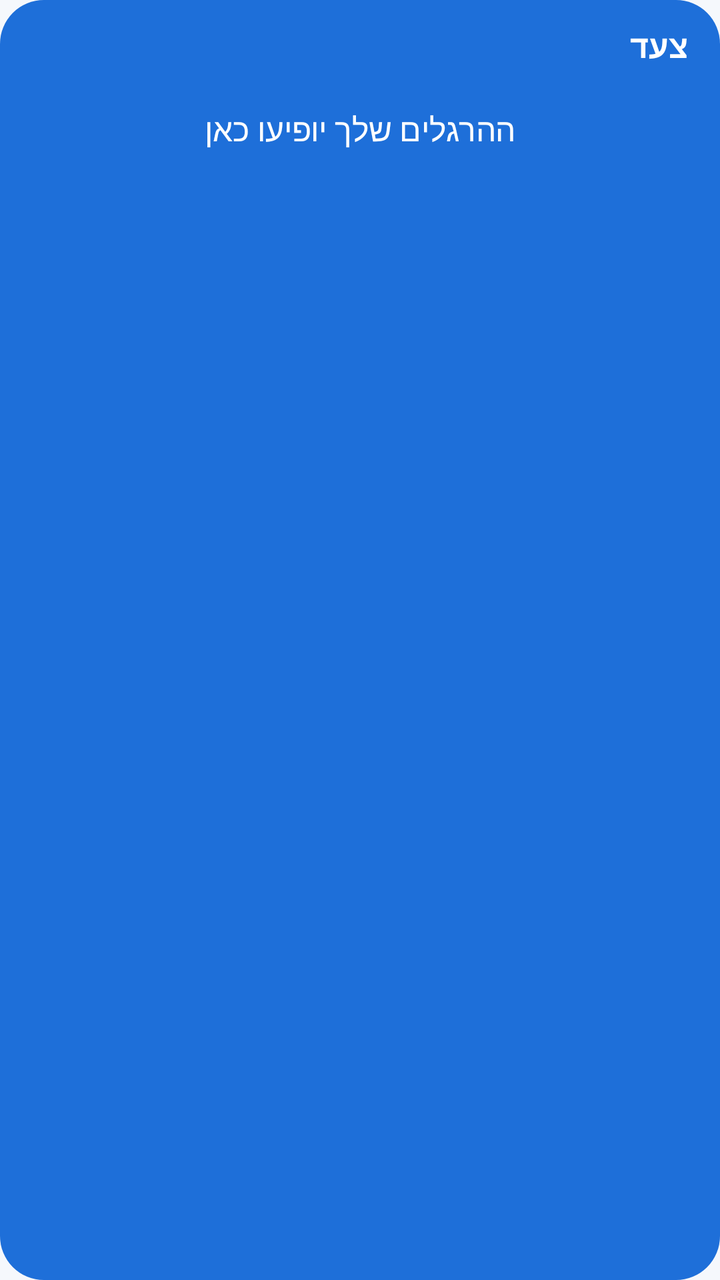
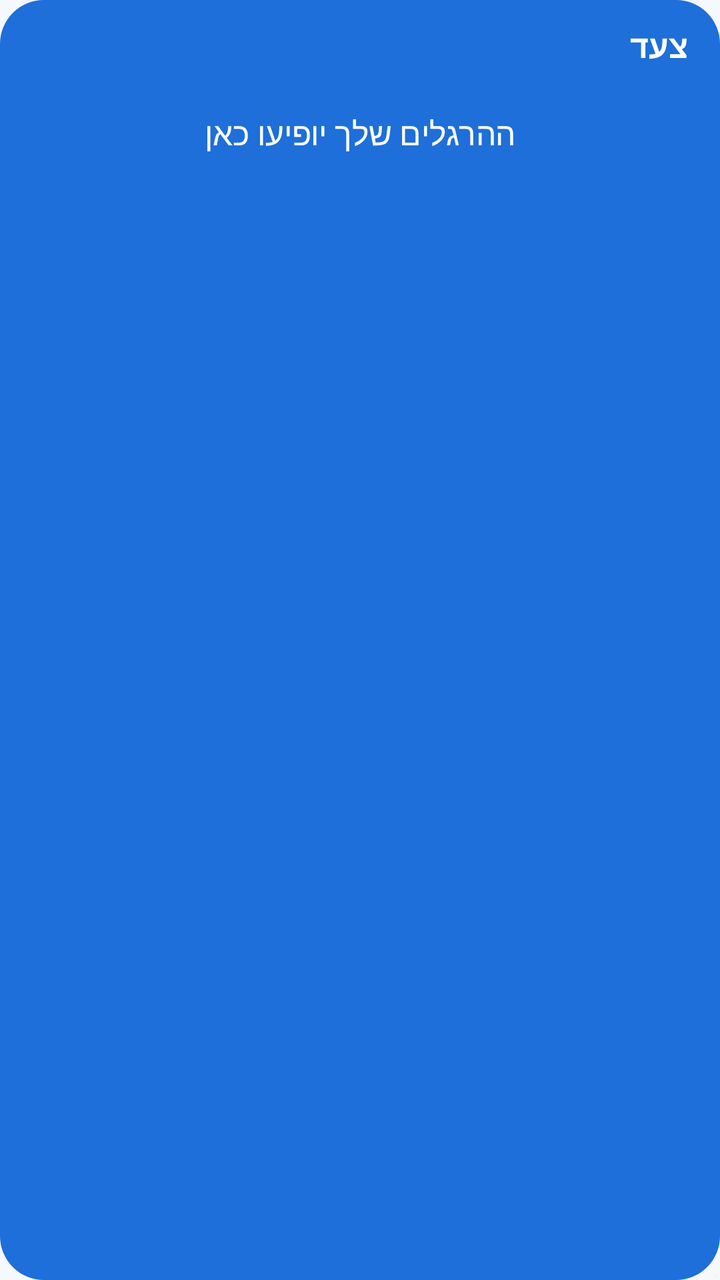

Screens rendered from an Android XML layout before and after an edit, with the pre-edit source and the edit as a unified diff.
<!-- AndroidManifest.xml: application theme Theme.Tzaad -->
<!-- res/layout/widget.xml -->
<?xml version="1.0" encoding="utf-8"?>
<LinearLayout xmlns:android="http://schemas.android.com/apk/res/android"
    android:id="@+id/root"
    android:layout_width="match_parent"
    android:layout_height="match_parent"
    android:background="@drawable/widget_bg"
    android:layoutDirection="rtl"
    android:orientation="vertical"
    android:padding="12dp">

    <LinearLayout
        android:id="@+id/header"
        android:layout_width="match_parent"
        android:layout_height="wrap_content"
        android:gravity="center_vertical"
        android:orientation="horizontal"
        android:paddingStart="4dp"
        android:paddingEnd="4dp"
        android:paddingBottom="4dp">

        <TextView
            android:layout_width="0dp"
            android:layout_height="wrap_content"
            android:layout_weight="1"
            android:text="צעד"
            android:textColor="#FFFFFF"
            android:textSize="16sp"
            android:textStyle="bold" />

        <TextView
            android:id="@+id/progress"
            android:layout_width="wrap_content"
            android:layout_height="wrap_content"
            android:textColor="#B5D4F4"
            android:textSize="13sp" />
    </LinearLayout>

    <TextView
        android:id="@+id/message"
        android:layout_width="match_parent"
        android:layout_height="wrap_content"
        android:gravity="center"
        android:paddingTop="16dp"
        android:paddingBottom="16dp"
        android:text="ההרגלים שלך יופיעו כאן"
        android:textColor="#FFFFFF"
        android:textSize="16sp" />

    <LinearLayout
        android:id="@+id/row0"
        android:layout_width="match_parent"
        android:layout_height="42dp"
        android:layout_marginTop="5dp"
        android:background="@drawable/row_bg"
        android:gravity="center_vertical"
        android:orientation="horizontal"
        android:paddingStart="12dp"
        android:paddingEnd="6dp"
        android:visibility="gone">

        <TextView
            android:id="@+id/name0"
            android:layout_width="0dp"
            android:layout_height="wrap_content"
            android:layout_weight="1"
            android:ellipsize="end"
            android:maxLines="1"
            android:textColor="#FFFFFF"
            android:textSize="14sp" />

        <TextView
            android:id="@+id/prog0"
            android:layout_width="wrap_content"
            android:layout_height="wrap_content"
            android:layout_marginEnd="8dp"
            android:textColor="#B5D4F4"
            android:textSize="13sp" />

        <TextView
            android:id="@+id/btn0"
            android:layout_width="32dp"
            android:layout_height="32dp"
            android:background="@drawable/btn_todo"
            android:gravity="center"
            android:textColor="#FFFFFF"
            android:textSize="17sp"
            android:textStyle="bold" />
    </LinearLayout>

    <LinearLayout
        android:id="@+id/row1"
        android:layout_width="match_parent"
        android:layout_height="42dp"
        android:layout_marginTop="5dp"
        android:background="@drawable/row_bg"
        android:gravity="center_vertical"
        android:orientation="horizontal"
        android:paddingStart="12dp"
        android:paddingEnd="6dp"
        android:visibility="gone">

        <TextView
            android:id="@+id/name1"
            android:layout_width="0dp"
            android:layout_height="wrap_content"
            android:layout_weight="1"
            android:ellipsize="end"
            android:maxLines="1"
            android:textColor="#FFFFFF"
            android:textSize="14sp" />

        <TextView
            android:id="@+id/prog1"
            android:layout_width="wrap_content"
            android:layout_height="wrap_content"
            android:layout_marginEnd="8dp"
            android:textColor="#B5D4F4"
            android:textSize="13sp" />

        <TextView
            android:id="@+id/btn1"
            android:layout_width="32dp"
            android:layout_height="32dp"
            android:background="@drawable/btn_todo"
            android:gravity="center"
            android:textColor="#FFFFFF"
            android:textSize="17sp"
            android:textStyle="bold" />
    </LinearLayout>

    <LinearLayout
        android:id="@+id/row2"
        android:layout_width="match_parent"
        android:layout_height="42dp"
        android:layout_marginTop="5dp"
        android:background="@drawable/row_bg"
        android:gravity="center_vertical"
        android:orientation="horizontal"
        android:paddingStart="12dp"
        android:paddingEnd="6dp"
        android:visibility="gone">

        <TextView
            android:id="@+id/name2"
            android:layout_width="0dp"
            android:layout_height="wrap_content"
            android:layout_weight="1"
            android:ellipsize="end"
            android:maxLines="1"
            android:textColor="#FFFFFF"
            android:textSize="14sp" />

        <TextView
            android:id="@+id/prog2"
            android:layout_width="wrap_content"
            android:layout_height="wrap_content"
            android:layout_marginEnd="8dp"
            android:textColor="#B5D4F4"
            android:textSize="13sp" />

        <TextView
            android:id="@+id/btn2"
            android:layout_width="32dp"
            android:layout_height="32dp"
            android:background="@drawable/btn_todo"
            android:gravity="center"
            android:textColor="#FFFFFF"
            android:textSize="17sp"
            android:textStyle="bold" />
    </LinearLayout>

    <LinearLayout
        android:id="@+id/row3"
        android:layout_width="match_parent"
        android:layout_height="42dp"
        android:layout_marginTop="5dp"
        android:background="@drawable/row_bg"
        android:gravity="center_vertical"
        android:orientation="horizontal"
        android:paddingStart="12dp"
        android:paddingEnd="6dp"
        android:visibility="gone">

        <TextView
            android:id="@+id/name3"
            android:layout_width="0dp"
            android:layout_height="wrap_content"
            android:layout_weight="1"
            android:ellipsize="end"
            android:maxLines="1"
            android:textColor="#FFFFFF"
            android:textSize="14sp" />

        <TextView
            android:id="@+id/prog3"
            android:layout_width="wrap_content"
            android:layout_height="wrap_content"
            android:layout_marginEnd="8dp"
            android:textColor="#B5D4F4"
            android:textSize="13sp" />

        <TextView
            android:id="@+id/btn3"
            android:layout_width="32dp"
            android:layout_height="32dp"
            android:background="@drawable/btn_todo"
            android:gravity="center"
            android:textColor="#FFFFFF"
            android:textSize="17sp"
            android:textStyle="bold" />
    </LinearLayout>

    <LinearLayout
        android:id="@+id/row4"
        android:layout_width="match_parent"
        android:layout_height="42dp"
        android:layout_marginTop="5dp"
        android:background="@drawable/row_bg"
        android:gravity="center_vertical"
        android:orientation="horizontal"
        android:paddingStart="12dp"
        android:paddingEnd="6dp"
        android:visibility="gone">

        <TextView
            android:id="@+id/name4"
            android:layout_width="0dp"
            android:layout_height="wrap_content"
            android:layout_weight="1"
            android:ellipsize="end"
            android:maxLines="1"
            android:textColor="#FFFFFF"
            android:textSize="14sp" />

        <TextView
            android:id="@+id/prog4"
            android:layout_width="wrap_content"
            android:layout_height="wrap_content"
            android:layout_marginEnd="8dp"
            android:textColor="#B5D4F4"
            android:textSize="13sp" />

        <TextView
            android:id="@+id/btn4"
            android:layout_width="32dp"
            android:layout_height="32dp"
            android:background="@drawable/btn_todo"
            android:gravity="center"
            android:textColor="#FFFFFF"
            android:textSize="17sp"
            android:textStyle="bold" />
    </LinearLayout>
</LinearLayout>
<!-- resources referenced by this layout -->
<resources>
  <!-- drawable btn_todo (drawable) -->
  <?xml version="1.0" encoding="utf-8"?>
  <shape xmlns:android="http://schemas.android.com/apk/res/android" android:shape="oval">
      <solid android:color="#00000000" />
      <stroke android:width="2dp" android:color="#B5D4F4" />
  </shape>
  <!-- drawable row_bg (drawable) -->
  <?xml version="1.0" encoding="utf-8"?>
  <shape xmlns:android="http://schemas.android.com/apk/res/android" android:shape="rectangle">
      <solid android:color="#165AB5" />
      <corners android:radius="14dp" />
  </shape>
  <!-- drawable widget_bg (drawable) -->
  <?xml version="1.0" encoding="utf-8"?>
  <shape xmlns:android="http://schemas.android.com/apk/res/android" android:shape="rectangle">
      <solid android:color="#1E6FD9" />
      <corners android:radius="22dp" />
  </shape>
  <style name="Theme.Tzaad" parent="android:Theme.Material.Light.NoActionBar">
          <item name="android:windowBackground">@color/bg</item>
          <item name="android:statusBarColor">@color/bg</item>
          <item name="android:navigationBarColor">@color/bg</item>
          <item name="android:windowLightStatusBar">true</item>
          <item name="android:colorAccent">@color/blue</item>
      </style>
  <color name="bg">#F5F8FC</color>
  <color name="blue">#1E6FD9</color>
</resources>

<!-- the commit's change to res/layout/widget.xml (unified diff, before → after) -->
@@ -16,7 +16,7 @@
         android:orientation="horizontal"
         android:paddingStart="4dp"
         android:paddingEnd="4dp"
-        android:paddingBottom="4dp">
+        android:paddingBottom="6dp">
 
         <TextView
             android:layout_width="0dp"
@@ -46,208 +46,14 @@
         android:textColor="#FFFFFF"
         android:textSize="16sp" />
 
-    <LinearLayout
-        android:id="@+id/row0"
+    
+    <ListView
+        android:id="@+id/list"
         android:layout_width="match_parent"
-        android:layout_height="42dp"
-        android:layout_marginTop="5dp"
-        android:background="@drawable/row_bg"
-        android:gravity="center_vertical"
-        android:orientation="horizontal"
-        android:paddingStart="12dp"
-        android:paddingEnd="6dp"
-        android:visibility="gone">
-
-        <TextView
-            android:id="@+id/name0"
-            android:layout_width="0dp"
-            android:layout_height="wrap_content"
-            android:layout_weight="1"
-            android:ellipsize="end"
-            android:maxLines="1"
-            android:textColor="#FFFFFF"
-            android:textSize="14sp" />
-
-        <TextView
-            android:id="@+id/prog0"
-            android:layout_width="wrap_content"
-            android:layout_height="wrap_content"
-            android:layout_marginEnd="8dp"
-            android:textColor="#B5D4F4"
-            android:textSize="13sp" />
-
-        <TextView
-            android:id="@+id/btn0"
-            android:layout_width="32dp"
-            android:layout_height="32dp"
-            android:background="@drawable/btn_todo"
-            android:gravity="center"
-            android:textColor="#FFFFFF"
-            android:textSize="17sp"
-            android:textStyle="bold" />
-    </LinearLayout>
-
-    <LinearLayout
-        android:id="@+id/row1"
-        android:layout_width="match_parent"
-        android:layout_height="42dp"
-        android:layout_marginTop="5dp"
-        android:background="@drawable/row_bg"
-        android:gravity="center_vertical"
-        android:orientation="horizontal"
-        android:paddingStart="12dp"
-        android:paddingEnd="6dp"
-        android:visibility="gone">
-
-        <TextView
-            android:id="@+id/name1"
-            android:layout_width="0dp"
-            android:layout_height="wrap_content"
-            android:layout_weight="1"
-            android:ellipsize="end"
-            android:maxLines="1"
-            android:textColor="#FFFFFF"
-            android:textSize="14sp" />
-
-        <TextView
-            android:id="@+id/prog1"
-            android:layout_width="wrap_content"
-            android:layout_height="wrap_content"
-            android:layout_marginEnd="8dp"
-            android:textColor="#B5D4F4"
-            android:textSize="13sp" />
-
-        <TextView
-            android:id="@+id/btn1"
-            android:layout_width="32dp"
-            android:layout_height="32dp"
-            android:background="@drawable/btn_todo"
-            android:gravity="center"
-            android:textColor="#FFFFFF"
-            android:textSize="17sp"
-            android:textStyle="bold" />
-    </LinearLayout>
-
-    <LinearLayout
-        android:id="@+id/row2"
-        android:layout_width="match_parent"
-        android:layout_height="42dp"
-        android:layout_marginTop="5dp"
-        android:background="@drawable/row_bg"
-        android:gravity="center_vertical"
-        android:orientation="horizontal"
-        android:paddingStart="12dp"
-        android:paddingEnd="6dp"
-        android:visibility="gone">
-
-        <TextView
-            android:id="@+id/name2"
-            android:layout_width="0dp"
-            android:layout_height="wrap_content"
-            android:layout_weight="1"
-            android:ellipsize="end"
-            android:maxLines="1"
-            android:textColor="#FFFFFF"
-            android:textSize="14sp" />
-
-        <TextView
-            android:id="@+id/prog2"
-            android:layout_width="wrap_content"
-            android:layout_height="wrap_content"
-            android:layout_marginEnd="8dp"
-            android:textColor="#B5D4F4"
-            android:textSize="13sp" />
-
-        <TextView
-            android:id="@+id/btn2"
-            android:layout_width="32dp"
-            android:layout_height="32dp"
-            android:background="@drawable/btn_todo"
-            android:gravity="center"
-            android:textColor="#FFFFFF"
-            android:textSize="17sp"
-            android:textStyle="bold" />
-    </LinearLayout>
-
-    <LinearLayout
-        android:id="@+id/row3"
-        android:layout_width="match_parent"
-        android:layout_height="42dp"
-        android:layout_marginTop="5dp"
-        android:background="@drawable/row_bg"
-        android:gravity="center_vertical"
-        android:orientation="horizontal"
-        android:paddingStart="12dp"
-        android:paddingEnd="6dp"
-        android:visibility="gone">
-
-        <TextView
-            android:id="@+id/name3"
-            android:layout_width="0dp"
-            android:layout_height="wrap_content"
-            android:layout_weight="1"
-            android:ellipsize="end"
-            android:maxLines="1"
-            android:textColor="#FFFFFF"
-            android:textSize="14sp" />
-
-        <TextView
-            android:id="@+id/prog3"
-            android:layout_width="wrap_content"
-            android:layout_height="wrap_content"
-            android:layout_marginEnd="8dp"
-            android:textColor="#B5D4F4"
-            android:textSize="13sp" />
-
-        <TextView
-            android:id="@+id/btn3"
-            android:layout_width="32dp"
-            android:layout_height="32dp"
-            android:background="@drawable/btn_todo"
-            android:gravity="center"
-            android:textColor="#FFFFFF"
-            android:textSize="17sp"
-            android:textStyle="bold" />
-    </LinearLayout>
-
-    <LinearLayout
-        android:id="@+id/row4"
-        android:layout_width="match_parent"
-        android:layout_height="42dp"
-        android:layout_marginTop="5dp"
-        android:background="@drawable/row_bg"
-        android:gravity="center_vertical"
-        android:orientation="horizontal"
-        android:paddingStart="12dp"
-        android:paddingEnd="6dp"
-        android:visibility="gone">
-
-        <TextView
-            android:id="@+id/name4"
-            android:layout_width="0dp"
-            android:layout_height="wrap_content"
-            android:layout_weight="1"
-            android:ellipsize="end"
-            android:maxLines="1"
-            android:textColor="#FFFFFF"
-            android:textSize="14sp" />
-
-        <TextView
-            android:id="@+id/prog4"
-            android:layout_width="wrap_content"
-            android:layout_height="wrap_content"
-            android:layout_marginEnd="8dp"
-            android:textColor="#B5D4F4"
-            android:textSize="13sp" />
-
-        <TextView
-            android:id="@+id/btn4"
-            android:layout_width="32dp"
-            android:layout_height="32dp"
-            android:background="@drawable/btn_todo"
-            android:gravity="center"
-            android:textColor="#FFFFFF"
-            android:textSize="17sp"
-            android:textStyle="bold" />
-    </LinearLayout>
+        android:layout_height="0dp"
+        android:layout_weight="1"
+        android:divider="@android:color/transparent"
+        android:dividerHeight="5dp"
+        android:scrollbars="none"
+        android:visibility="gone" />
 </LinearLayout>
<!-- resource entries referenced after the edit -->
@@ -1,17 +1,5 @@
 <!-- resources referenced by this layout -->
 <resources>
-  <!-- drawable btn_todo (drawable) -->
-  <?xml version="1.0" encoding="utf-8"?>
-  <shape xmlns:android="http://schemas.android.com/apk/res/android" android:shape="oval">
-      <solid android:color="#00000000" />
-      <stroke android:width="2dp" android:color="#B5D4F4" />
-  </shape>
-  <!-- drawable row_bg (drawable) -->
-  <?xml version="1.0" encoding="utf-8"?>
-  <shape xmlns:android="http://schemas.android.com/apk/res/android" android:shape="rectangle">
-      <solid android:color="#165AB5" />
-      <corners android:radius="14dp" />
-  </shape>
   <!-- drawable widget_bg (drawable) -->
   <?xml version="1.0" encoding="utf-8"?>
   <shape xmlns:android="http://schemas.android.com/apk/res/android" android:shape="rectangle">
